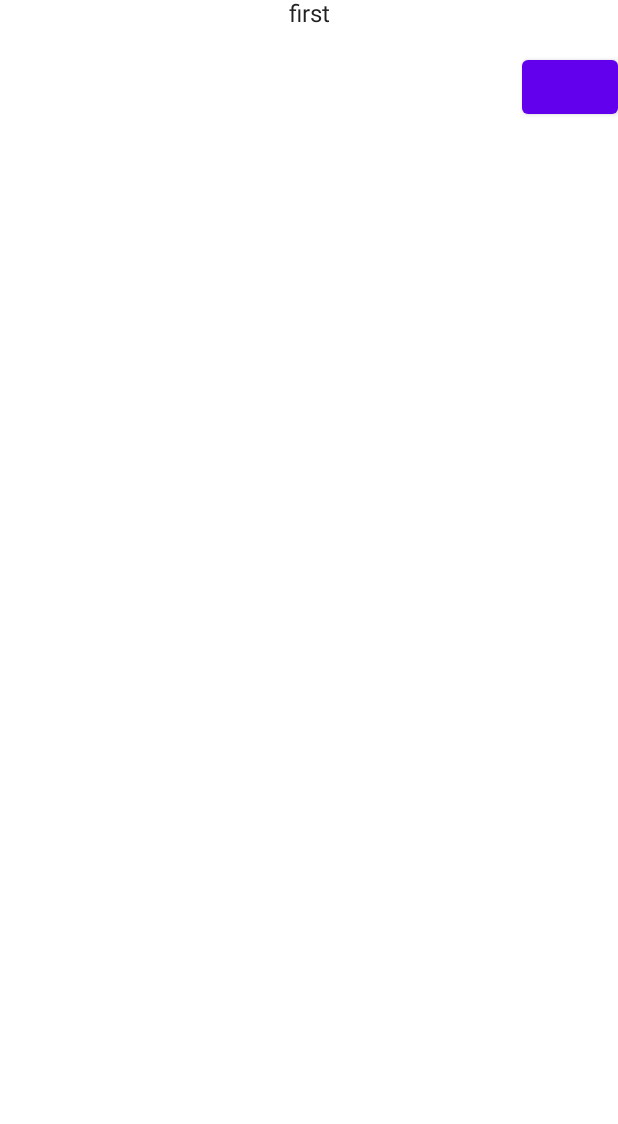
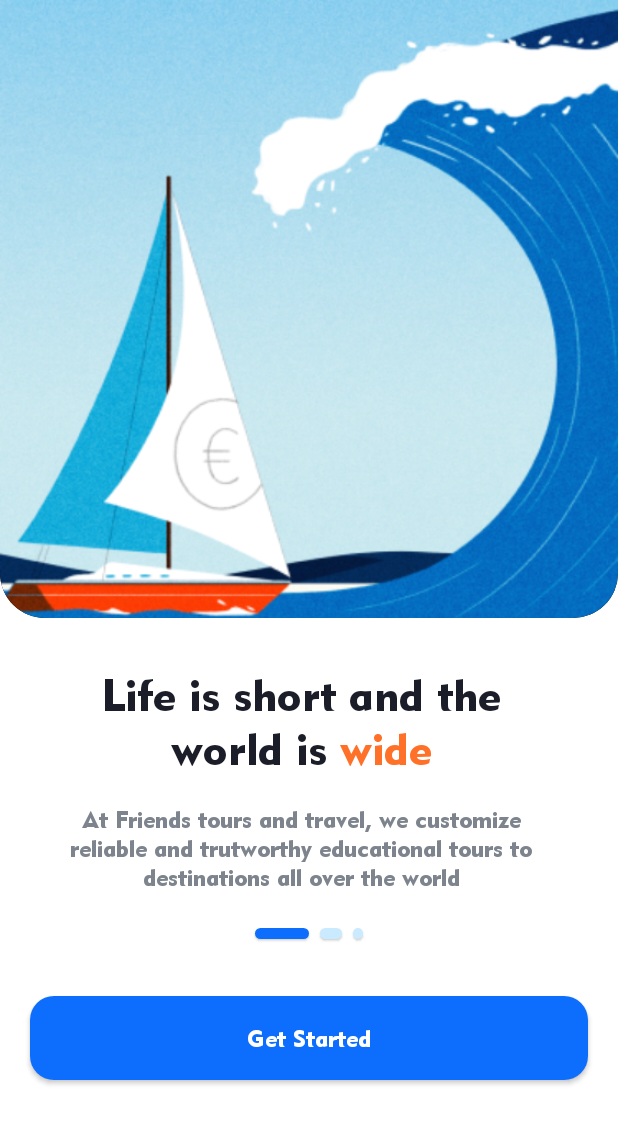
Before and after one commit to larkes-cyber/test, an Android app built with Jetpack Compose: the screen it shows after launch (MainActivity), on a phone screen of 412 x 824 dp. Shown: the top 1124 px of the screen. Run offline under Robolectric (Android 15) with nearby library versions, the phone set to English and light mode, and no system bars.

Commit message:
Trailer screen

```diff
--- /dev/null
+++ b/app/src/main/java/com/example/travenor/data/Data.kt
@@ -0,0 +1,4 @@
+package com.example.travenor.data
+
+class Data {
+}
--- /dev/null
+++ b/app/src/main/java/com/example/travenor/domain/domain.kt
@@ -0,0 +1,4 @@
+package com.example.travenor.domain
+
+class domain {
+}
--- a/app/src/main/java/com/example/travenor/presentation/navigation/Navigation.kt
+++ b/app/src/main/java/com/example/travenor/presentation/navigation/Navigation.kt
@@ -14,6 +14,8 @@ import androidx.navigation.compose.composable
 import androidx.navigation.compose.rememberNavController
 import androidx.navigation.navArgument
 import com.example.travenor.presentation.navigation.Screen
+import com.example.travenor.presentation.screen.splash.SplashScreen
+import com.example.travenor.presentation.screen.trailer.TrailerScreen
 
 @Composable
 fun Navigation() {
@@ -22,34 +24,26 @@ fun Navigation() {
         composable(route = Screen.SplashScreen.route){
             SplashScreen(navController = navController)
         }
-        composable(
-            route = Screen.AuthScreen.route + "/{name}",
-            arguments = listOf(
-                navArgument("name"){
-                    type = NavType.StringType
-                    defaultValue = "lol"
-                }
-            )
-        ){entry ->
-            AuthScreen(navController = navController, some = entry.arguments?.getString("name")!!)
+        composable(route = Screen.TrailerScreen.route){
+            TrailerScreen(navController = navController)
         }
     }
 
 }
 
-@Composable
-fun SplashScreen(navController: NavController){
-    Column(Modifier.fillMaxSize()) {
-        Text("first", modifier = Modifier.align(Alignment.CenterHorizontally))
-        Spacer(modifier = Modifier.height(15.dp))
-        Button(onClick = {
-            navController.navigate(Screen.AuthScreen.withArgs("arg"))
-        }, modifier = Modifier.align(Alignment.End)) {
-
-        }
-    }
-}
-
+//@Composable
+//fun SplashScreen(navController: NavController){
+//    Column(Modifier.fillMaxSize()) {
+//        Text("first", modifier = Modifier.align(Alignment.CenterHorizontally))
+//        Spacer(modifier = Modifier.height(15.dp))
+//        Button(onClick = {
+//            navController.navigate(Screen.AuthScreen.withArgs("arg"))
+//        }, modifier = Modifier.align(Alignment.End)) {
+//
+//        }
+//    }
+//}
+//
 @Composable
 fun AuthScreen(navController: NavController, some:String){
     Column(Modifier.fillMaxSize()) {
--- a/app/src/main/java/com/example/travenor/presentation/screen/splash/SplashScreen.kt
+++ b/app/src/main/java/com/example/travenor/presentation/screen/splash/SplashScreen.kt
@@ -3,16 +3,38 @@ package com.example.travenor.presentation.screen.splash
 import androidx.compose.foundation.background
 import androidx.compose.foundation.layout.Box
 import androidx.compose.foundation.layout.fillMaxSize
+import androidx.compose.material.Text
 import androidx.compose.runtime.Composable
+import androidx.compose.ui.Alignment
 import androidx.compose.ui.Modifier
+import androidx.compose.ui.graphics.Color
+import androidx.compose.ui.text.TextStyle
+import androidx.compose.ui.text.font.FontStyle
+import androidx.compose.ui.text.font.FontWeight
+import androidx.compose.ui.unit.dp
+import androidx.compose.ui.unit.sp
+import androidx.navigation.NavController
+import com.example.travenor.presentation.navigation.Screen
 import com.example.travenor.presentation.theme.LightPrimaryBlue
+import com.example.travenor.presentation.theme.geometr
 
 @Composable
-fun SplashScreen(){
+fun SplashScreen(navController: NavController){
     Box(modifier = Modifier
         .fillMaxSize()
         .background(LightPrimaryBlue)
     ){
-
+        Text(
+            text = "Travenor",
+            color = Color.White,
+            style = TextStyle(
+                fontSize = 34.sp
+            ),
+            fontFamily = geometr,
+            fontWeight = FontWeight.Black,
+            fontStyle = FontStyle.Normal,
+            modifier = Modifier.align(Alignment.Center)
+        )
     }
+    navController.navigate(Screen.TrailerScreen.route)
 }
--- /dev/null
+++ b/app/src/main/java/com/example/travenor/presentation/screen/trailer/TrailerScreen.kt
@@ -0,0 +1,42 @@
+package com.example.travenor.presentation.screen.trailer
+
+import androidx.compose.foundation.layout.*
+import androidx.compose.runtime.Composable
+import androidx.compose.ui.Alignment
+import androidx.compose.ui.Modifier
+import androidx.compose.ui.unit.dp
+import androidx.navigation.NavController
+import com.example.travenor.R
+import com.example.travenor.presentation.screen.trailer.components.*
+
+@Composable
+fun TrailerScreen(navController: NavController) {
+
+    Column(Modifier.fillMaxSize()) {
+
+        ImageTrailerComponent(R.drawable.trailer_first)
+
+        Spacer(Modifier.height(33.dp))
+        TitleTrailerComponent(title = "Life is short and the world is wide")
+
+        Spacer(Modifier.height(19.dp))
+        SubtitleTrailerComponent(subtitle = "At Friends tours and travel, we customize reliable and trutworthy educational tours to destinations all over the world")
+
+        Spacer(Modifier.height(24.dp))
+        Box(
+            Modifier.align(Alignment.CenterHorizontally)
+        ){
+            NavBarTrailer(epoch = 1)
+        }
+
+        Spacer(Modifier.height(38.dp))
+        Box(Modifier.padding(horizontal = 20.dp)) {
+            ButtonTrailerComponent("Get Started")
+        }
+
+
+    }
+
+
+
+}
--- /dev/null
+++ b/app/src/main/java/com/example/travenor/presentation/screen/trailer/components/ButtonTrailerComponent.kt
@@ -0,0 +1,47 @@
+package com.example.travenor.presentation.screen.trailer.components
+
+import androidx.compose.foundation.background
+import androidx.compose.foundation.layout.fillMaxWidth
+import androidx.compose.foundation.layout.height
+import androidx.compose.foundation.layout.padding
+import androidx.compose.foundation.shape.RoundedCornerShape
+import androidx.compose.material.Button
+import androidx.compose.material.ButtonColors
+import androidx.compose.material.ButtonDefaults
+import androidx.compose.material.Text
+import androidx.compose.runtime.Composable
+import androidx.compose.ui.Modifier
+import androidx.compose.ui.graphics.Color
+import androidx.compose.ui.text.TextStyle
+import androidx.compose.ui.text.font.FontStyle
+import androidx.compose.ui.text.font.FontWeight
+import androidx.compose.ui.text.style.TextAlign
+import androidx.compose.ui.unit.dp
+import androidx.compose.ui.unit.sp
+import com.example.travenor.presentation.theme.LightPrimaryBlue
+import com.example.travenor.presentation.theme.SubtitleColor
+import com.example.travenor.presentation.theme.geometr
+
+@Composable
+fun ButtonTrailerComponent(text:String){
+    Button(
+        onClick = { },
+        shape = RoundedCornerShape(16.dp),
+        modifier = Modifier
+            .height(56.dp)
+            .fillMaxWidth(),
+        colors = ButtonDefaults.buttonColors(backgroundColor = LightPrimaryBlue)
+    ) {
+        Text(
+            text = text,
+            color = Color.White,
+            style = TextStyle(
+                fontSize = 16.sp
+            ),
+            fontFamily = geometr,
+            fontWeight = FontWeight.Black,
+            fontStyle = FontStyle.Normal,
+            textAlign = TextAlign.Center
+        )
+    }
+}
--- /dev/null
+++ b/app/src/main/java/com/example/travenor/presentation/screen/trailer/components/ImageTrailerComponent.kt
@@ -0,0 +1,37 @@
+package com.example.travenor.presentation.screen.trailer.components
+
+import androidx.compose.foundation.Image
+import androidx.compose.foundation.layout.fillMaxHeight
+import androidx.compose.foundation.layout.fillMaxSize
+import androidx.compose.foundation.layout.fillMaxWidth
+import androidx.compose.foundation.shape.RoundedCornerShape
+import androidx.compose.material.Card
+import androidx.compose.runtime.Composable
+import androidx.compose.ui.Modifier
+import androidx.compose.ui.graphics.Color
+import androidx.compose.ui.layout.ContentScale
+import androidx.compose.ui.res.painterResource
+import androidx.compose.ui.semantics.Role.Companion.Image
+import androidx.compose.ui.unit.dp
+import com.example.travenor.R
+
+@Composable
+fun ImageTrailerComponent(drawable:Int){
+
+    Card(modifier = Modifier
+        .fillMaxWidth()
+        .fillMaxHeight(0.5f),
+        shape = RoundedCornerShape(bottomEnd = 30.dp, bottomStart = 30.dp),
+        backgroundColor = Color.Black
+    ) {
+
+        Image(
+            painterResource(id = drawable),
+            contentDescription = "",
+            modifier = Modifier.fillMaxSize(),
+            contentScale = ContentScale.Crop
+        )
+
+    }
+
+}
--- /dev/null
+++ b/app/src/main/java/com/example/travenor/presentation/screen/trailer/components/NavBarTrailer.kt
@@ -0,0 +1,48 @@
+package com.example.travenor.presentation.screen.trailer.components
+
+import androidx.compose.foundation.layout.*
+import androidx.compose.foundation.shape.RoundedCornerShape
+import androidx.compose.material.Card
+import androidx.compose.runtime.Composable
+import androidx.compose.ui.Modifier
+import androidx.compose.ui.graphics.Color
+import androidx.compose.ui.unit.dp
+import com.example.travenor.presentation.theme.LightPrimaryBlue
+import com.example.travenor.presentation.theme.OpacityPrimaryBlue
+
+@Composable
+fun NavBarTrailer(epoch:Int){
+    Row(
+        Modifier.width(72.dp),
+        horizontalArrangement = Arrangement.SpaceBetween
+    ) {
+        //anti pattern TODO:fix classificate epoch to na1v trailer
+        if(epoch == 1){
+            NavBarTrailerItem(0.5f,true)
+            NavBarTrailerItem(0.4f,false)
+            NavBarTrailerItem(0.3f,false)
+        }
+        if(epoch == 2){
+            NavBarTrailerItem(0.3f,false)
+            NavBarTrailerItem(0.5f,true)
+            NavBarTrailerItem(0.2f,false)
+        }
+        if(epoch == 3){
+            NavBarTrailerItem(0.1f,false)
+            NavBarTrailerItem(0.1f,false)
+            NavBarTrailerItem(0.5f,true)
+        }
+    }
+}
+
+@Composable
+fun NavBarTrailerItem(size:Float, main:Boolean){
+    Card(
+        modifier = Modifier
+            .height(7.dp)
+            .fillMaxWidth(size),
+        shape = RoundedCornerShape(16.dp),
+        backgroundColor = if(main) LightPrimaryBlue else OpacityPrimaryBlue
+    ) {
+    }
+}
--- /dev/null
+++ b/app/src/main/java/com/example/travenor/presentation/screen/trailer/components/SubtitleTrailerComponent.kt
@@ -0,0 +1,32 @@
+package com.example.travenor.presentation.screen.trailer.components
+
+import androidx.compose.foundation.layout.padding
+import androidx.compose.material.Text
+import androidx.compose.runtime.Composable
+import androidx.compose.ui.Alignment
+import androidx.compose.ui.Modifier
+import androidx.compose.ui.graphics.Color
+import androidx.compose.ui.text.TextStyle
+import androidx.compose.ui.text.font.FontStyle
+import androidx.compose.ui.text.font.FontWeight
+import androidx.compose.ui.text.style.TextAlign
+import androidx.compose.ui.unit.dp
+import androidx.compose.ui.unit.sp
+import com.example.travenor.presentation.theme.SubtitleColor
+import com.example.travenor.presentation.theme.geometr
+
+@Composable
+fun SubtitleTrailerComponent(subtitle:String) {
+    Text(
+        text = subtitle,
+        color = SubtitleColor,
+        style = TextStyle(
+            fontSize = 16.sp
+        ),
+        fontFamily = geometr,
+        fontWeight = FontWeight.Black,
+        fontStyle = FontStyle.Normal,
+        modifier = Modifier.padding(start = 27.dp, end = 37.dp),
+        textAlign = TextAlign.Center
+    )
+}
--- /dev/null
+++ b/app/src/main/java/com/example/travenor/presentation/screen/trailer/components/TitleTrailerComponent.kt
@@ -0,0 +1,46 @@
+package com.example.travenor.presentation.screen.trailer.components
+
+import androidx.compose.foundation.layout.Box
+import androidx.compose.foundation.layout.Row
+import androidx.compose.foundation.layout.padding
+import androidx.compose.foundation.text.selection.SelectionContainer
+import androidx.compose.material.Text
+import androidx.compose.runtime.Composable
+import androidx.compose.ui.Alignment
+import androidx.compose.ui.Modifier
+import androidx.compose.ui.graphics.Color
+import androidx.compose.ui.text.SpanStyle
+import androidx.compose.ui.text.TextStyle
+import androidx.compose.ui.text.buildAnnotatedString
+import androidx.compose.ui.text.font.FontStyle
+import androidx.compose.ui.text.font.FontWeight
+import androidx.compose.ui.text.style.TextAlign
+import androidx.compose.ui.text.withStyle
+import androidx.compose.ui.unit.dp
+import androidx.compose.ui.unit.sp
+import com.example.travenor.presentation.theme.HighLightColor
+import com.example.travenor.presentation.theme.TitleColor
+import com.example.travenor.presentation.theme.geometr
+
+@Composable
+fun TitleTrailerComponent(title:String) {
+
+    val words = title.split(" ").toMutableList()
+    val lastWord =" " + words[words.size-1]
+    words.removeAt(words.size-1)
+
+    SelectionContainer(content = {
+        Text(
+            buildAnnotatedString {
+                withStyle(style = SpanStyle(color = TitleColor, fontSize = 30.sp, fontFamily = geometr, fontWeight = FontWeight.Black)){
+                    append(words.joinToString(separator = " "))
+                }
+                withStyle(style = SpanStyle(color = HighLightColor, fontSize = 30.sp, fontFamily = geometr, fontWeight = FontWeight.Black)){
+                    append(lastWord)
+                }
+            },
+            textAlign = TextAlign.Center
+        )
+    }, modifier = Modifier.padding(start = 27.dp, end = 37.dp))
+
+}
--- a/app/src/main/java/com/example/travenor/presentation/theme/Color.kt
+++ b/app/src/main/java/com/example/travenor/presentation/theme/Color.kt
@@ -7,3 +7,7 @@ val Purple500 = Color(0xFF6200EE)
 val Purple700 = Color(0xFF3700B3)
 val Teal200 = Color(0xFF03DAC5)
 val LightPrimaryBlue = Color(0xFF0D6EFD)
+val OpacityPrimaryBlue = Color(0xFFCAEAFF)
+val TitleColor = Color(0xFF1B1E28)
+val HighLightColor = Color(0xFFFF7029)
+val SubtitleColor = Color(0xFF7D848D)
--- /dev/null
+++ b/app/src/main/java/com/example/travenor/presentation/theme/Font.kt
@@ -0,0 +1,10 @@
+package com.example.travenor.presentation.theme
+
+import androidx.compose.ui.text.font.Font
+import androidx.compose.ui.text.font.FontFamily
+import androidx.compose.ui.text.font.FontWeight
+import com.example.travenor.R
+
+val geometr = FontFamily(
+    Font(R.font.geometr_black, FontWeight.Black)
+)
```
Also changed, not shown: app/src/main/res/drawable/trailer_first.png (added), app/src/main/res/font/geometr_black.ttf (added).
